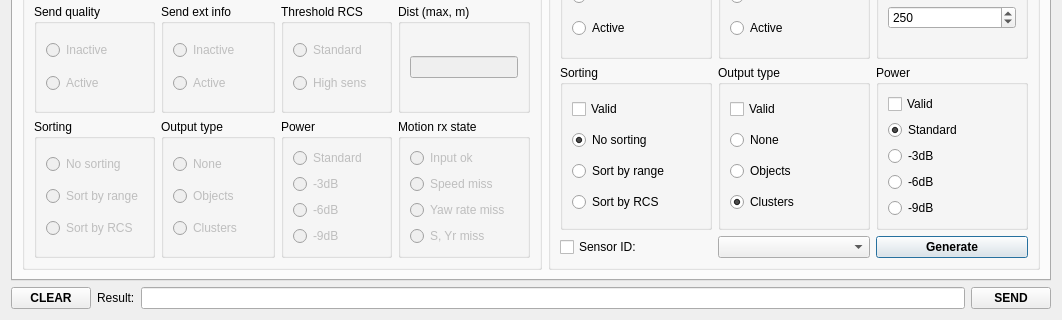
Qt form dialogconfig.ui (anatoltrush/RadarVisual) before a commit; both pictures show x 0 to 1062 and y 302 to 622 of the 1062 by 622 pixel window.
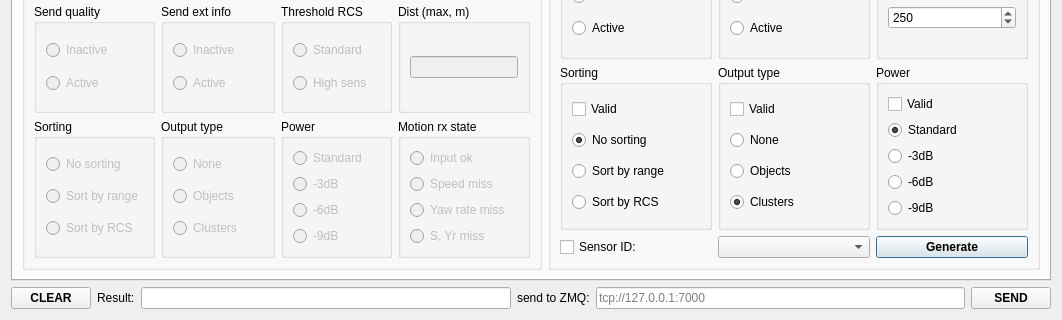
The same form after that commit.

Patch:
```diff
--- a/dialogconfig.ui
+++ b/dialogconfig.ui
@@ -985,6 +985,7 @@
        </property>
        <property name="font">
         <font>
+         <weight>75</weight>
          <bold>true</bold>
         </font>
        </property>
@@ -993,6 +994,20 @@
        </property>
       </widget>
      </item>
+     <item>
+      <widget class="QLabel" name="lSendZmq">
+       <property name="text">
+        <string>send to ZMQ:</string>
+       </property>
+      </widget>
+     </item>
+     <item>
+      <widget class="QLineEdit" name="lESendZmq">
+       <property name="placeholderText">
+        <string>tcp://127.0.0.1:7000</string>
+       </property>
+      </widget>
+     </item>
      <item>
       <widget class="QPushButton" name="pBSend">
        <property name="font">
```
Left out of the diff: 3 changed lines with no effect on the pictures.
